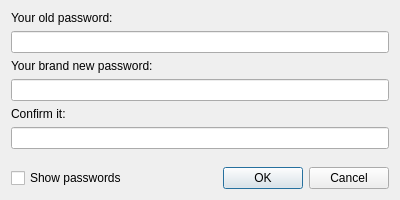
This is passforms/PasswordRecreationForm.ui in DnJuses/Qt-easy-host-director as Qt 5 draws it before an edit. The edited form follows.
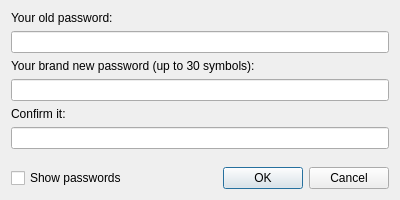
This is the edited form.

Commit message: Single app, password forms

Diff of the .ui file:
```diff
--- a/passforms/PasswordRecreationForm.ui
+++ b/passforms/PasswordRecreationForm.ui
@@ -48,7 +48,7 @@
    <item>
     <widget class="QLabel" name="label_2">
      <property name="text">
-      <string>Your brand new password:</string>
+      <string>Your brand new password (up to 30 symbols):</string>
      </property>
     </widget>
    </item>
```
Left out of the diff: 39 changed lines with no effect on the pictures. The commit also changes 24 other files.
